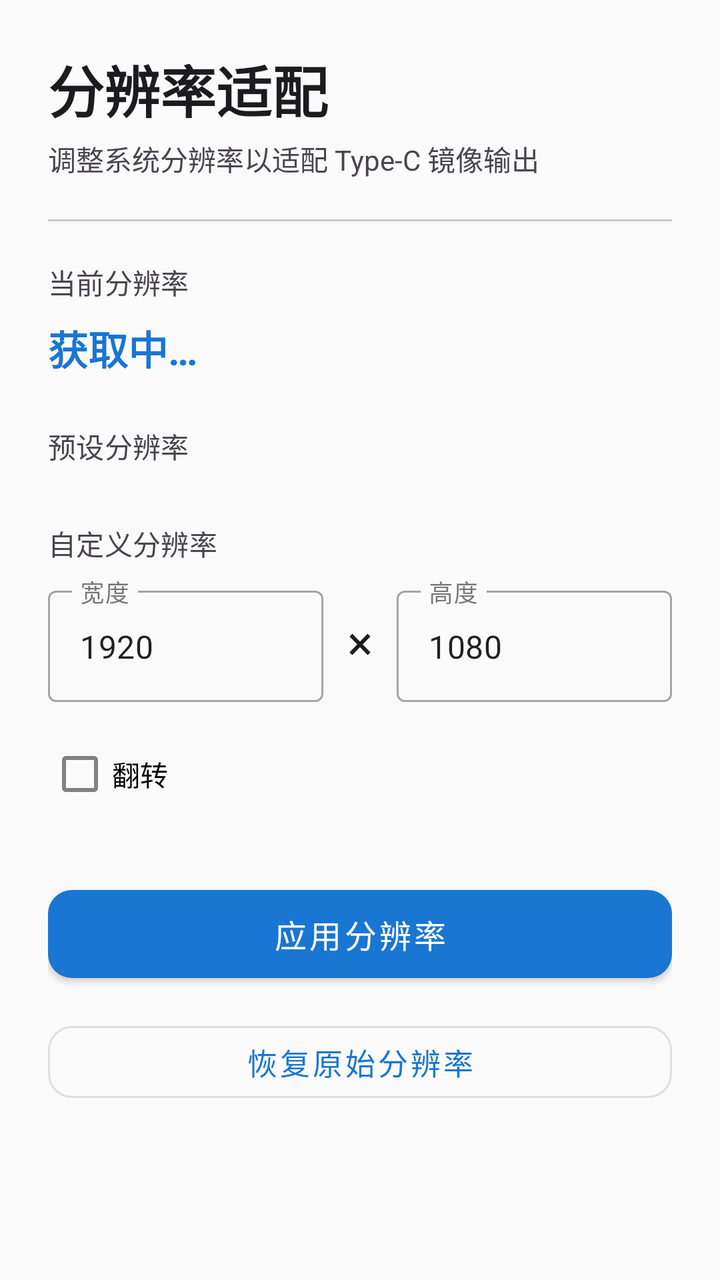
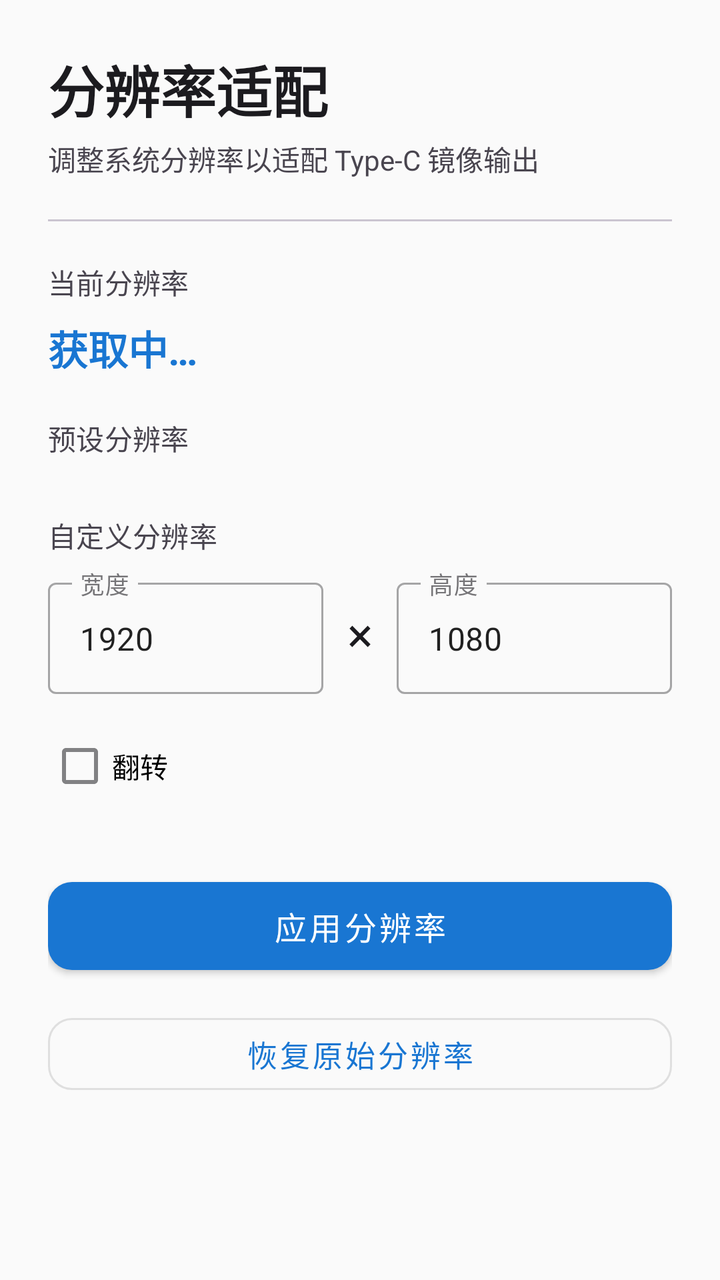

Screens rendered from an Android XML layout before and after an edit, with the pre-edit source and the edit as a unified diff.
<!-- AndroidManifest.xml: application theme Theme.AndroidResAdapter -->
<!-- res/layout/activity_main.xml -->
<?xml version="1.0" encoding="utf-8"?>
<ScrollView xmlns:android="http://schemas.android.com/apk/res/android"
    xmlns:app="http://schemas.android.com/apk/res-auto"
    android:layout_width="match_parent"
    android:layout_height="match_parent"
    android:background="@color/surface"
    android:fitsSystemWindows="true">

    <LinearLayout
        android:layout_width="match_parent"
        android:layout_height="wrap_content"
        android:orientation="vertical"
        android:padding="24dp">

        <TextView
            android:id="@+id/title"
            android:layout_width="wrap_content"
            android:layout_height="wrap_content"
            android:text="@string/app_name"
            android:textSize="28sp"
            android:textColor="@color/on_surface"
            android:textStyle="bold" />

        <TextView
            android:layout_width="match_parent"
            android:layout_height="wrap_content"
            android:layout_marginTop="4dp"
            android:text="@string/subtitle"
            android:textSize="14sp"
            android:textColor="@color/on_surface_variant" />

        <View
            android:layout_width="match_parent"
            android:layout_height="1dp"
            android:layout_marginTop="20dp"
            android:background="@color/outline" />

        <TextView
            style="@style/SectionLabel"
            android:layout_width="wrap_content"
            android:layout_height="wrap_content"
            android:layout_marginTop="20dp"
            android:text="@string/current_resolution" />

        <TextView
            android:id="@+id/currentResolution"
            android:layout_width="wrap_content"
            android:layout_height="wrap_content"
            android:layout_marginTop="4dp"
            android:text="@string/loading"
            android:textSize="20sp"
            android:textColor="@color/primary"
            android:textStyle="bold" />

        <TextView
            style="@style/SectionLabel"
            android:layout_width="wrap_content"
            android:layout_height="wrap_content"
            android:layout_marginTop="24dp"
            android:text="@string/preset_label" />

        <LinearLayout
            android:id="@+id/presetGroup"
            android:layout_width="match_parent"
            android:layout_height="wrap_content"
            android:orientation="vertical"
            android:layout_marginTop="4dp" />

        <TextView
            style="@style/SectionLabel"
            android:layout_width="wrap_content"
            android:layout_height="wrap_content"
            android:layout_marginTop="20dp"
            android:text="@string/custom_label" />

        <LinearLayout
            android:layout_width="match_parent"
            android:layout_height="wrap_content"
            android:layout_marginTop="4dp"
            android:gravity="center_vertical"
            android:orientation="horizontal">

            <com.google.android.material.textfield.TextInputLayout
                android:id="@+id/widthLayout"
                style="@style/Widget.MaterialComponents.TextInputLayout.OutlinedBox"
                android:layout_width="0dp"
                android:layout_height="wrap_content"
                android:layout_weight="1"
                app:endIconMode="clear_text"
                app:hintTextColor="@color/primary">

                <com.google.android.material.textfield.TextInputEditText
                    android:id="@+id/customWidth"
                    android:layout_width="match_parent"
                    android:layout_height="wrap_content"
                    android:hint="@string/width_hint"
                    android:inputType="number"
                    android:maxLength="5"
                    android:text="1920" />

            </com.google.android.material.textfield.TextInputLayout>

            <TextView
                android:layout_width="wrap_content"
                android:layout_height="wrap_content"
                android:layout_marginHorizontal="12dp"
                android:text="×"
                android:textColor="@color/on_surface"
                android:textSize="24sp" />

            <com.google.android.material.textfield.TextInputLayout
                android:id="@+id/heightLayout"
                style="@style/Widget.MaterialComponents.TextInputLayout.OutlinedBox"
                android:layout_width="0dp"
                android:layout_height="wrap_content"
                android:layout_weight="1"
                app:endIconMode="clear_text"
                app:hintTextColor="@color/primary">

                <com.google.android.material.textfield.TextInputEditText
                    android:id="@+id/customHeight"
                    android:layout_width="match_parent"
                    android:layout_height="wrap_content"
                    android:hint="@string/height_hint"
                    android:inputType="number"
                    android:maxLength="5"
                    android:text="1080" />

            </com.google.android.material.textfield.TextInputLayout>

        </LinearLayout>

        <com.google.android.material.checkbox.MaterialCheckBox
            android:id="@+id/flipCheckBox"
            android:layout_width="wrap_content"
            android:layout_height="wrap_content"
            android:layout_marginTop="12dp"
            android:text="@string/flip_label"
            android:textSize="14sp" />

        <com.google.android.material.button.MaterialButton
            android:id="@+id/applyBtn"
            android:layout_width="match_parent"
            android:layout_height="56dp"
            android:layout_marginTop="28dp"
            android:text="@string/apply"
            android:textSize="16sp"
            app:cornerRadius="12dp" />

        <com.google.android.material.button.MaterialButton
            android:id="@+id/restoreBtn"
            style="@style/Widget.MaterialComponents.Button.OutlinedButton"
            android:layout_width="match_parent"
            android:layout_height="48dp"
            android:layout_marginTop="12dp"
            android:text="@string/restore"
            android:textSize="15sp"
            app:cornerRadius="12dp" />

        <TextView
            android:id="@+id/statusText"
            android:layout_width="match_parent"
            android:layout_height="wrap_content"
            android:layout_marginTop="16dp"
            android:gravity="center"
            android:textSize="14sp"
            android:visibility="gone" />

    </LinearLayout>

</ScrollView>
<!-- resources referenced by this layout -->
<resources>
  <color name="on_surface">#1C1B1F</color>
  <color name="on_surface_variant">#49454F</color>
  <color name="outline">#CAC4D0</color>
  <color name="primary">#1976D2</color>
  <color name="surface">#FAFAFA</color>
  <string name="app_name">分辨率适配</string>
  <string name="apply">应用分辨率</string>
  <string name="current_resolution">当前分辨率</string>
  <string name="custom_label">自定义分辨率</string>
  <string name="flip_label">翻转</string>
  <string name="height_hint">高度</string>
  <string name="loading">获取中…</string>
  <string name="preset_label">预设分辨率</string>
  <string name="restore">恢复原始分辨率</string>
  <string name="subtitle">调整系统分辨率以适配 Type-C 镜像输出</string>
  <string name="width_hint">宽度</string>
  <style name="SectionLabel" parent="TextAppearance.MaterialComponents.Subtitle2">
          <item name="android:textSize">14sp</item>
          <item name="android:textColor">@color/on_surface_variant</item>
          <item name="android:layout_marginBottom">4dp</item>
      </style>
  <style name="Theme.AndroidResAdapter" parent="Theme.MaterialComponents.Light.NoActionBar">
          <item name="colorPrimary">@color/primary</item>
          <item name="colorPrimaryVariant">@color/primary_variant</item>
          <item name="colorOnPrimary">@color/on_primary</item>
          <item name="colorSecondary">@color/secondary</item>
          <item name="colorOnSecondary">@color/on_secondary</item>
          <item name="colorSurface">@color/surface</item>
          <item name="colorOnSurface">@color/on_surface</item>
          <item name="android:statusBarColor">@color/surface</item>
          <item name="android:navigationBarColor">@color/surface</item>
      </style>
  <color name="primary_variant">#1565C0</color>
  <color name="on_primary">#FFFFFF</color>
  <color name="secondary">#FF6F00</color>
  <color name="on_secondary">#FFFFFF</color>
</resources>

<!-- the commit's change to res/layout/activity_main.xml (unified diff, before → after) -->
@@ -53,10 +53,26 @@
             android:textStyle="bold" />
 
         <TextView
+            android:id="@+id/recentLabel"
             style="@style/SectionLabel"
             android:layout_width="wrap_content"
             android:layout_height="wrap_content"
             android:layout_marginTop="24dp"
+            android:text="@string/recent_label"
+            android:visibility="gone" />
+
+        <LinearLayout
+            android:id="@+id/recentGroup"
+            android:layout_width="match_parent"
+            android:layout_height="wrap_content"
+            android:orientation="vertical"
+            android:visibility="gone" />
+
+        <TextView
+            style="@style/SectionLabel"
+            android:layout_width="wrap_content"
+            android:layout_height="wrap_content"
+            android:layout_marginTop="20dp"
             android:text="@string/preset_label" />
 
         <LinearLayout
<!-- resource entries referenced after the edit -->
@@ -13,6 +13,7 @@
   <string name="height_hint">高度</string>
   <string name="loading">获取中…</string>
   <string name="preset_label">预设分辨率</string>
+  <string name="recent_label">最近使用的分辨率</string>
   <string name="restore">恢复原始分辨率</string>
   <string name="subtitle">调整系统分辨率以适配 Type-C 镜像输出</string>
   <string name="width_hint">宽度</string>
